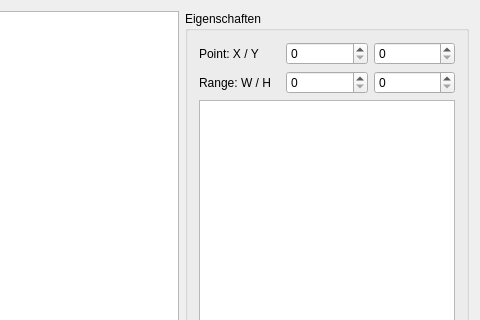
This is FilterDialog/Dialog/MatrixDataView/MatrixDataTab.ui in JayDalton/MatrixFilter as Qt 5 draws it before an edit; both pictures show x 478 to 958 and y 0 to 320 of the 958 by 535 pixel window. The edited form follows.
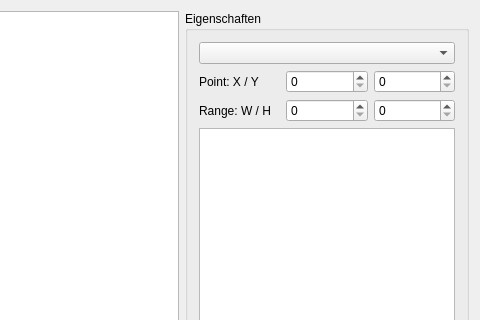
This is the edited form.

Commit message: * apply matrix layer selection

```diff
--- a/FilterDialog/Dialog/MatrixDataView/MatrixDataTab.ui
+++ b/FilterDialog/Dialog/MatrixDataView/MatrixDataTab.ui
@@ -23,6 +23,9 @@
       <string>Eigenschaften</string>
      </property>
      <layout class="QVBoxLayout" name="verticalLayout">
+      <item>
+       <widget class="QComboBox" name="comboBox"/>
+      </item>
       <item>
        <layout class="QHBoxLayout" name="horizontalLayout_2">
         <item>
```
The commit also changes 2 other files.
